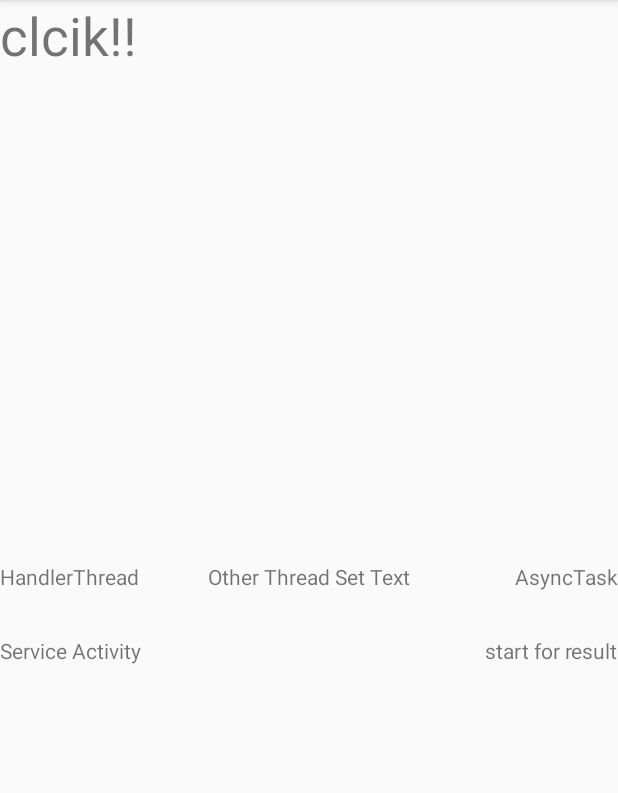
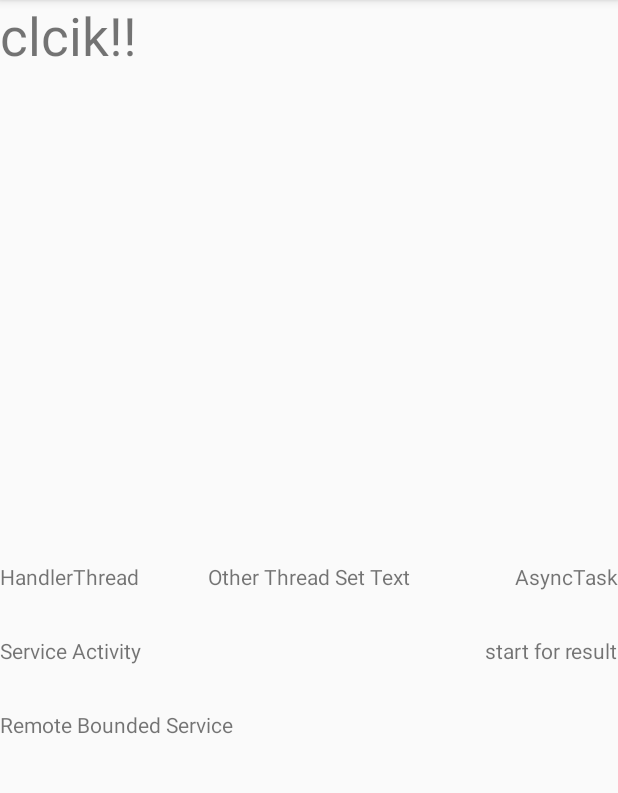
Before and after one commit to kiyoung-Lee/android-nextstep-study, an Android app: the screen it shows after launch (MainActivity), on a phone screen of 412 x 824 dp, the part 84-877 px from its top. Run offline under Robolectric (Android 15) with nearby library versions, the phone set to English and light mode, and no system bars.

Commit message:
Remote Bounded Service 예제 진행중

```diff
--- a/app/src/main/AndroidManifest.xml
+++ b/app/src/main/AndroidManifest.xml
@@ -25,9 +25,11 @@
 
         <service android:name=".service.StartedServiceA" />
         <service android:name=".service.ResultReceiverService" />
-        <service android:name=".service.CrashService"/>
+        <service android:name=".service.CrashService" />
+        <service android:name=".service.RemoteService"/>
 
-        <activity android:name=".service.CrashServiceActivity"></activity>
+        <activity android:name=".service.CrashServiceActivity" />
+        <activity android:name=".service.BoundedServiceActivity"></activity>
     </application>
 
 </manifest>
--- a/app/src/main/java/com/example/luke/myapplication/MainActivity.java
+++ b/app/src/main/java/com/example/luke/myapplication/MainActivity.java
@@ -11,6 +11,7 @@ import com.example.luke.myapplication.activity_result.ActivityA;
 import com.example.luke.myapplication.asynctask.AsyncTaskActivity;
 import com.example.luke.myapplication.handler.LooperThread;
 import com.example.luke.myapplication.handlerthread.HandlerThreadActivity;
+import com.example.luke.myapplication.service.BoundedServiceActivity;
 import com.example.luke.myapplication.service.StartedServiceA;
 import com.example.luke.myapplication.service.StartedServiceActivity;
 
@@ -23,6 +24,7 @@ public class MainActivity extends AppCompatActivity {
     private TextView asyncTaskButton;
     private TextView startActivityForResultButton;
     private TextView serviceActivityButton;
+    private TextView remoteBoundedServiceButton;
 
     private int count = 0;
     private static final int DELAY_TIME = 500;
@@ -39,6 +41,7 @@ public class MainActivity extends AppCompatActivity {
         asyncTaskButton = findViewById(R.id.async_task_text_view);
         startActivityForResultButton = findViewById(R.id.start_for_result_text_view);
         serviceActivityButton = findViewById(R.id.service_activity_text_view);
+        remoteBoundedServiceButton = findViewById(R.id.remove_service_activity_text_view);
         handler = new Handler();
 
         thread = new LooperThread(textView);
@@ -91,6 +94,13 @@ public class MainActivity extends AppCompatActivity {
                 startActivity(new Intent(getApplicationContext(), StartedServiceActivity.class));
             }
         });
+
+        remoteBoundedServiceButton.setOnClickListener(new View.OnClickListener() {
+            @Override
+            public void onClick(View v) {
+                startActivity(new Intent(getApplicationContext(), BoundedServiceActivity.class));
+            }
+        });
     }
 
     private Runnable updateTimeTask = new Runnable() {
--- a/app/src/main/res/layout/activity_main.xml
+++ b/app/src/main/res/layout/activity_main.xml
@@ -62,4 +62,14 @@
         android:layout_marginTop="30dp"
         />
 
+    <TextView
+        android:id="@+id/remove_service_activity_text_view"
+        android:layout_width="wrap_content"
+        android:layout_height="wrap_content"
+        android:text="Remote Bounded Service"
+        app:layout_constraintLeft_toLeftOf="parent"
+        app:layout_constraintTop_toBottomOf="@id/service_activity_text_view"
+        android:layout_marginTop="30dp"
+        />
+
 </android.support.constraint.ConstraintLayout>
```
Also changed, not shown: app/src/main/java/com/example/luke/myapplication/service/BoundedServiceActivity.java (added, +68 -0 lines), app/src/main/java/com/example/luke/myapplication/service/RemoteService.java (added, +24 -0 lines), app/src/main/res/layout/activity_bounded_service.xml (added, +21 -0 lines), app/src/main/aidl/com/example/luke/myapplication/IRemoteService.aidl (added).
